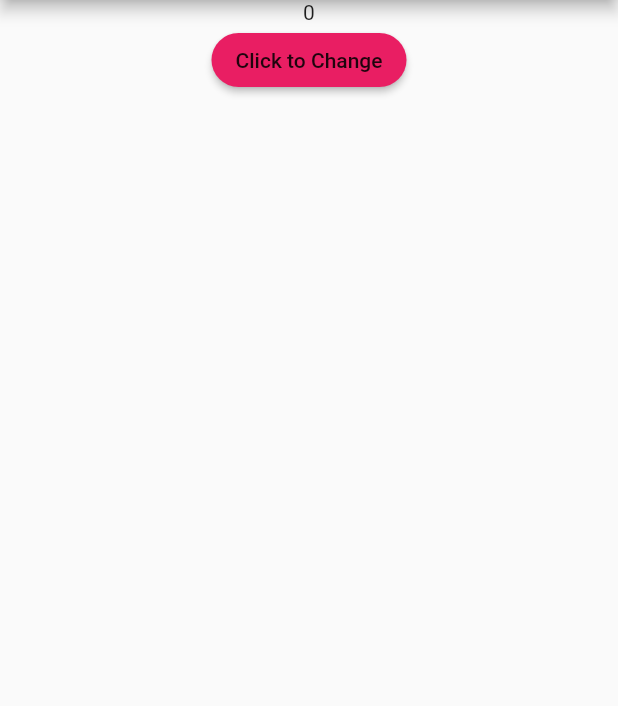
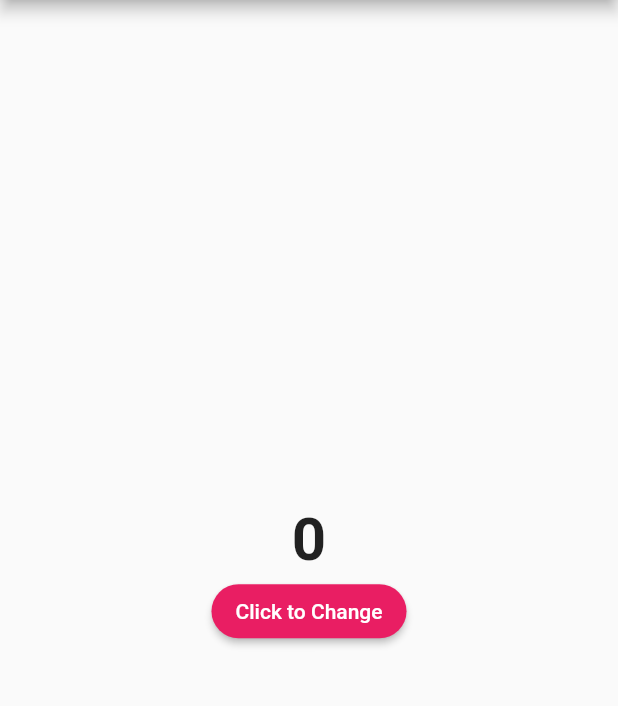
Before and after one commit to nferdazel/multi_bloc_practice, a Flutter app: the screen it shows after launch, on a phone screen of 412 x 824 dp, the part 84-790 px from its top. Run offline on Flutter 3.47's test engine with Material 2 defaults, Android fonts, the phone set to English and light mode, and no system bars.

Commit message:
style(main_page): text and raisedbutton centered

```diff
--- a/lib/ui/main_page.dart
+++ b/lib/ui/main_page.dart
@@ -8,11 +8,18 @@ class MainPage extends StatelessWidget {
       backgroundColor: Colors.pink,
       body: Center(
         child: Column(
+          mainAxisSize: MainAxisSize.min,
           children: [
-            Text('0'),
+            Text(
+              '0',
+              style: TextStyle(fontSize: 40, fontWeight: FontWeight.bold),
+            ),
             RaisedButton(
               onPressed: () {},
-              child: Text('Click to Change'),
+              child: Text(
+                'Click to Change',
+                style: TextStyle(color: Colors.white),
+              ),
               color: Colors.pink,
               shape: StadiumBorder(),
             ),
```
